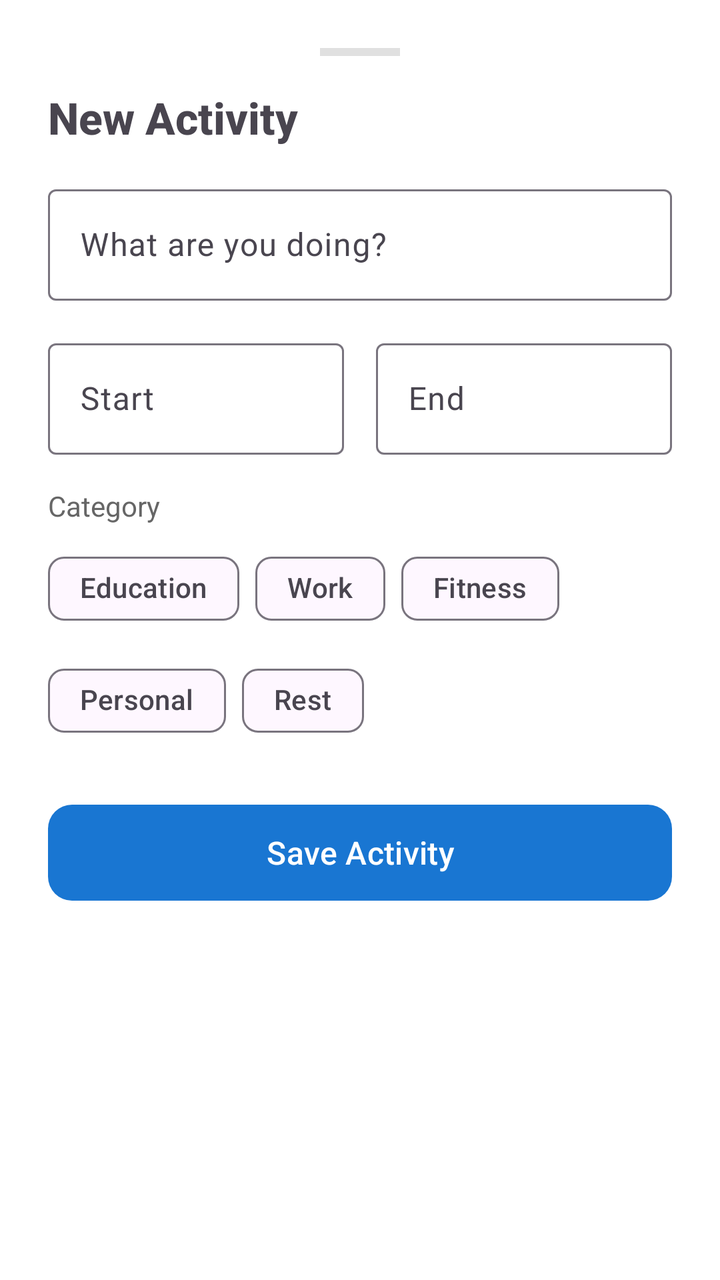
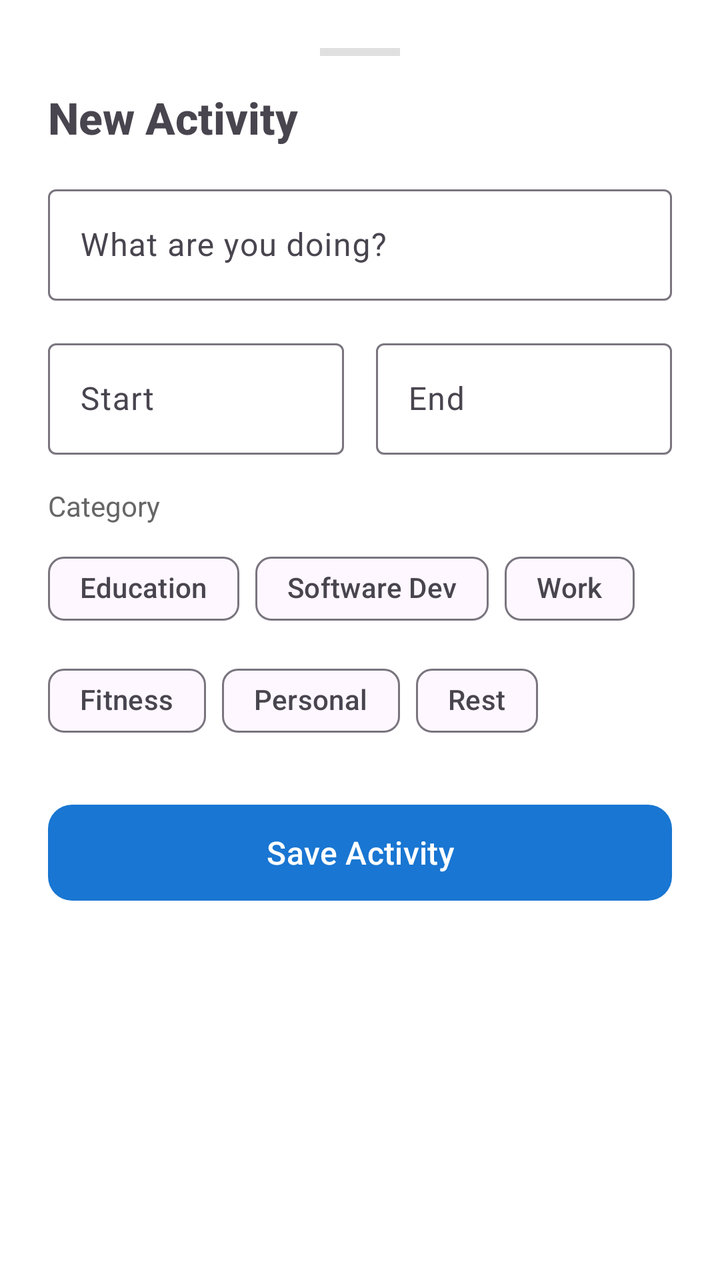

The first picture is an Android layout as it rendered before a commit; the second is the same layout after the commit. The layout source and the unified diff follow.
<!-- AndroidManifest.xml: application theme Theme.Material3.DayNight.NoActionBar -->
<!-- res/layout/bottom_sheet_add_task.xml -->
<?xml version="1.0" encoding="utf-8"?>
<LinearLayout xmlns:android="http://schemas.android.com/apk/res/android"
    xmlns:app="http://schemas.android.com/apk/res-auto"
    android:layout_width="match_parent"
    android:layout_height="wrap_content"
    android:orientation="vertical"
    android:padding="24dp"
    android:background="#FFFFFF">

    
    <View
        android:layout_width="40dp"
        android:layout_height="4dp"
        android:background="#E0E0E0"
        android:layout_gravity="center_horizontal"
        android:layout_marginBottom="16dp"/>

    <TextView
        android:layout_width="wrap_content"
        android:layout_height="wrap_content"
        android:text="New Activity"
        android:textSize="22sp"
        android:textStyle="bold"
        android:fontFamily="sans-serif-medium"
        android:layout_marginBottom="16dp" />

    <com.google.android.material.textfield.TextInputLayout
        style="@style/Widget.Material3.TextInputLayout.OutlinedBox"
        android:layout_width="match_parent"
        android:layout_height="wrap_content"
        android:hint="What are you doing?"
        android:layout_marginBottom="16dp">
        <com.google.android.material.textfield.TextInputEditText
            android:id="@+id/etTitle"
            android:layout_width="match_parent"
            android:layout_height="wrap_content" />
    </com.google.android.material.textfield.TextInputLayout>

    <LinearLayout
        android:layout_width="match_parent"
        android:layout_height="wrap_content"
        android:orientation="horizontal"
        android:layout_marginBottom="16dp">
        <com.google.android.material.textfield.TextInputLayout
            style="@style/Widget.Material3.TextInputLayout.OutlinedBox"
            android:layout_width="0dp" android:layout_height="wrap_content" android:layout_weight="1" android:layout_marginEnd="8dp" android:hint="Start">
            <com.google.android.material.textfield.TextInputEditText android:id="@+id/etStartTime" android:layout_width="match_parent" android:layout_height="wrap_content" android:focusable="false" android:clickable="true" />
        </com.google.android.material.textfield.TextInputLayout>
        <com.google.android.material.textfield.TextInputLayout
            style="@style/Widget.Material3.TextInputLayout.OutlinedBox"
            android:layout_width="0dp" android:layout_height="wrap_content" android:layout_weight="1" android:layout_marginStart="8dp" android:hint="End">
            <com.google.android.material.textfield.TextInputEditText android:id="@+id/etEndTime" android:layout_width="match_parent" android:layout_height="wrap_content" android:focusable="false" android:clickable="true" />
        </com.google.android.material.textfield.TextInputLayout>
    </LinearLayout>

    <TextView
        android:layout_width="wrap_content"
        android:layout_height="wrap_content"
        android:text="Category"
        android:textSize="14sp"
        android:textColor="#666666"
        android:layout_marginBottom="8dp"/>

    
    <com.google.android.material.chip.ChipGroup
        android:id="@+id/chipGroupCategory"
        android:layout_width="match_parent"
        android:layout_height="wrap_content"
        app:singleSelection="true"
        app:selectionRequired="true"
        android:layout_marginBottom="24dp">

        <com.google.android.material.chip.Chip style="@style/Widget.Material3.Chip.Filter" android:layout_width="wrap_content" android:layout_height="wrap_content" android:text="Education" />
        <com.google.android.material.chip.Chip style="@style/Widget.Material3.Chip.Filter" android:layout_width="wrap_content" android:layout_height="wrap_content" android:text="Work" />
        <com.google.android.material.chip.Chip style="@style/Widget.Material3.Chip.Filter" android:layout_width="wrap_content" android:layout_height="wrap_content" android:text="Fitness" />
        <com.google.android.material.chip.Chip style="@style/Widget.Material3.Chip.Filter" android:layout_width="wrap_content" android:layout_height="wrap_content" android:text="Personal" />
        <com.google.android.material.chip.Chip style="@style/Widget.Material3.Chip.Filter" android:layout_width="wrap_content" android:layout_height="wrap_content" android:text="Rest" />
    </com.google.android.material.chip.ChipGroup>

    <com.google.android.material.button.MaterialButton
        android:id="@+id/btnSaveTask"
        android:layout_width="match_parent"
        android:layout_height="56dp"
        android:text="Save Activity"
        android:textSize="16sp"
        app:cornerRadius="12dp"
        app:backgroundTint="#1976D2" />

</LinearLayout>
<!-- resources referenced by this layout -->
<resources>

</resources>

<!-- the commit's change to res/layout/bottom_sheet_add_task.xml (unified diff, before → after) -->
@@ -71,6 +71,7 @@
         android:layout_marginBottom="24dp">
 
         <com.google.android.material.chip.Chip style="@style/Widget.Material3.Chip.Filter" android:layout_width="wrap_content" android:layout_height="wrap_content" android:text="Education" />
+        <com.google.android.material.chip.Chip style="@style/Widget.Material3.Chip.Filter" android:layout_width="wrap_content" android:layout_height="wrap_content" android:text="Software Dev" />
         <com.google.android.material.chip.Chip style="@style/Widget.Material3.Chip.Filter" android:layout_width="wrap_content" android:layout_height="wrap_content" android:text="Work" />
         <com.google.android.material.chip.Chip style="@style/Widget.Material3.Chip.Filter" android:layout_width="wrap_content" android:layout_height="wrap_content" android:text="Fitness" />
         <com.google.android.material.chip.Chip style="@style/Widget.Material3.Chip.Filter" android:layout_width="wrap_content" android:layout_height="wrap_content" android:text="Personal" />
